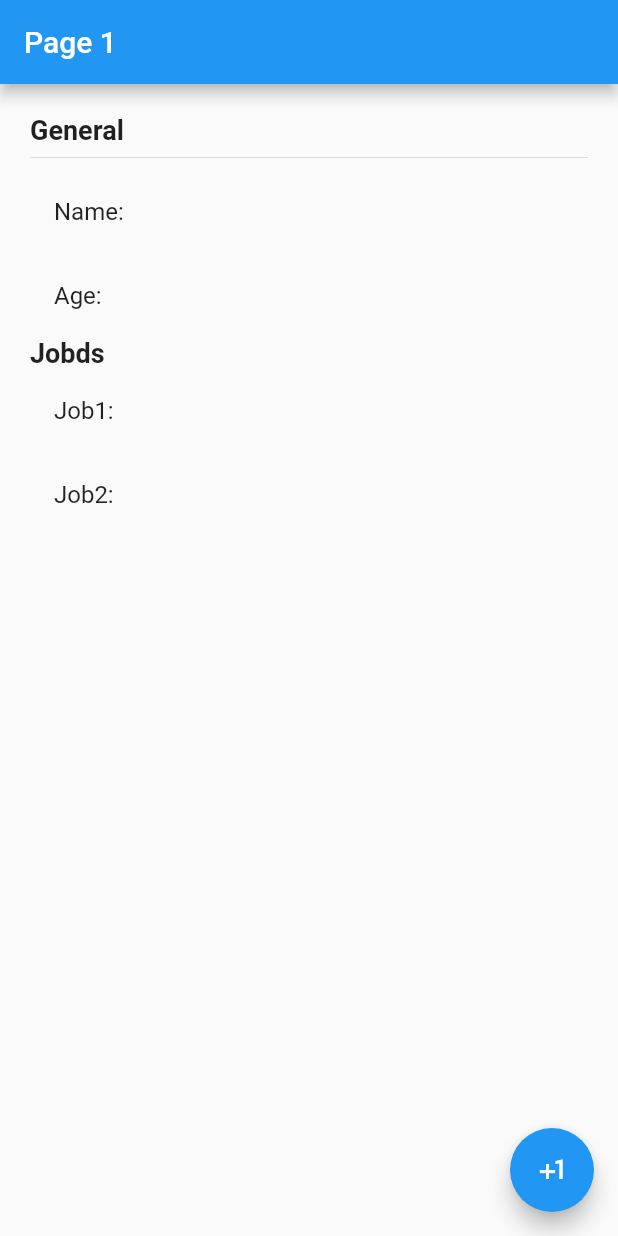
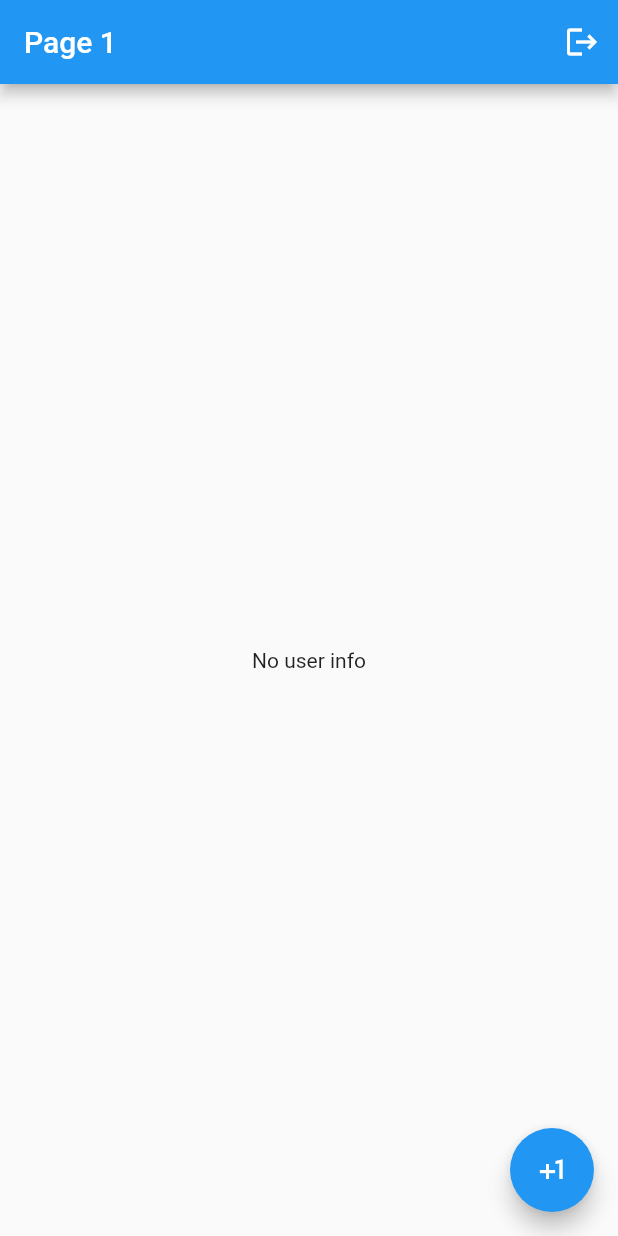
Before and after one commit to mangelsr/states_app, a Flutter app: the screen it shows after launch, on a phone screen of 412 x 824 dp. Run offline on Flutter 3.47's test engine with Material 2 defaults, Android fonts, the phone set to English and light mode, and no system bars; our stand-ins replace flutter_bloc.

Commit message:
Cubit terminado

```diff
--- /dev/null
+++ b/lib/bloc/user/user_cubit.dart
@@ -0,0 +1,36 @@
+import 'package:meta/meta.dart';
+import 'package:flutter_bloc/flutter_bloc.dart';
+
+import 'package:states_app/models/user.dart';
+
+part 'user_state.dart';
+
+class UserCubit extends Cubit<UserState> {
+  UserCubit() : super(UserInitial());
+
+  void setUser(User user) {
+    emit(UserActive(user));
+  }
+
+  void setAge(int age) {
+    final currentState = state;
+    if (currentState is UserActive) {
+      final newUser = currentState.user.copyWith(age: age);
+      emit(UserActive(newUser));
+    }
+  }
+
+  void addJob() {
+    final currentState = state;
+    if (currentState is UserActive) {
+      final newJobs = [...currentState.user.jobs];
+      newJobs.add('Job #${newJobs.length + 1}');
+      final newUser = currentState.user.copyWith(jobs: newJobs);
+      emit(UserActive(newUser));
+    }
+  }
+
+  void deleteUser() {
+    emit(UserInitial());
+  }
+}
--- /dev/null
+++ b/lib/bloc/user/user_state.dart
@@ -0,0 +1,13 @@
+part of 'user_cubit.dart';
+
+@immutable
+abstract class UserState {}
+
+class UserInitial extends UserState {
+  final userExist = false;
+}
+
+class UserActive extends UserState {
+  final User user;
+  UserActive(this.user);
+}
--- a/lib/main.dart
+++ b/lib/main.dart
@@ -1,4 +1,8 @@
 import 'package:flutter/material.dart';
+import 'package:flutter_bloc/flutter_bloc.dart';
+
+import 'package:states_app/bloc/user/user_cubit.dart';
+
 import 'package:states_app/pages/page1.dart';
 import 'package:states_app/pages/page2.dart';
 
@@ -7,13 +11,20 @@ void main() => runApp(MyApp());
 class MyApp extends StatelessWidget {
   @override
   Widget build(BuildContext context) {
-    return MaterialApp(
+    return MultiBlocProvider(
+      providers: [
+        BlocProvider(
+          create: (BuildContext _) => UserCubit(),
+        )
+      ],
+      child: MaterialApp(
           debugShowCheckedModeBanner: false,
           title: 'Material App',
           initialRoute: 'page1',
           routes: {
             'page1': (BuildContext _) => Page1(),
             'page2': (BuildContext _) => Page2(),
-        });
+          }),
+    );
   }
 }
--- a/lib/models/user.dart
+++ b/lib/models/user.dart
@@ -1,7 +1,10 @@
 class User {
-  String name;
-  int age;
-  List<String> jobs;
+  final String name;
+  final int age;
+  final List<String> jobs;
 
   User({this.name, this.age, this.jobs});
+
+  User copyWith({String name, int age, List<String> jobs}) => User(
+      name: name ?? this.name, age: age ?? this.age, jobs: jobs ?? this.jobs);
 }
--- a/lib/pages/page1.dart
+++ b/lib/pages/page1.dart
@@ -1,11 +1,24 @@
 import 'package:flutter/material.dart';
+import 'package:flutter_bloc/flutter_bloc.dart';
+
+import 'package:states_app/bloc/user/user_cubit.dart';
+import 'package:states_app/models/user.dart';
 
 class Page1 extends StatelessWidget {
   @override
   Widget build(BuildContext context) {
+    final userCubit = context.bloc<UserCubit>();
     return Scaffold(
-      appBar: AppBar(title: Text('Page 1')),
-      body: UserInfo(),
+      appBar: AppBar(
+        title: Text('Page 1'),
+        actions: [
+          IconButton(
+            icon: Icon(Icons.logout),
+            onPressed: () => userCubit.deleteUser(),
+          )
+        ],
+      ),
+      body: BodyScaffold(),
       floatingActionButton: FloatingActionButton(
         child: Icon(Icons.plus_one),
         onPressed: () => Navigator.pushNamed(context, 'page2'),
@@ -14,7 +27,42 @@ class Page1 extends StatelessWidget {
   }
 }
 
+class BodyScaffold extends StatelessWidget {
+  @override
+  Widget build(BuildContext context) {
+    return BlocBuilder<UserCubit, UserState>(
+        builder: (BuildContext _, UserState state) {
+      // Metodo de if anidado
+      // if (state is UserInitial) {
+      //   return Center(child: Text('No user info'));
+      // } else if (state is UserActive) {
+      //   return UserInfo(state.user);
+      // } else {
+      //   return Center(
+      //     child: CircularProgressIndicator(),
+      //   );
+      // }
+
+      // Metodo con switch
+      switch (state.runtimeType) {
+        case UserInitial:
+          return Center(child: Text('No user info'));
+
+        case UserActive:
+          return UserInfo((state as UserActive).user); //Casteo seguro necesario
+
+        default:
+          return Center(child: CircularProgressIndicator());
+      }
+    });
+  }
+}
+
 class UserInfo extends StatelessWidget {
+  final User user;
+
+  const UserInfo(this.user);
+
   @override
   Widget build(BuildContext context) {
     return Container(
@@ -30,15 +78,19 @@ class UserInfo extends StatelessWidget {
                 fontWeight: FontWeight.bold,
               )),
           Divider(),
-          ListTile(title: Text('Name: ')),
-          ListTile(title: Text('Age: ')),
-          Text('Jobds',
+          ListTile(title: Text('Name: ${user.name}')),
+          ListTile(title: Text('Age: ${user.age}')),
+          Text('Jobs',
               style: TextStyle(
                 fontSize: 18,
                 fontWeight: FontWeight.bold,
               )),
-          ListTile(title: Text('Job1: ')),
-          ListTile(title: Text('Job2: ')),
+          ListView.builder(
+            shrinkWrap: true,
+            itemCount: user.jobs.length,
+            itemBuilder: (BuildContext _, int index) =>
+                ListTile(title: Text('Job ${index + 1}: ${user.jobs[index]}')),
+          ),
         ],
       ),
     );
--- a/pubspec.yaml
+++ b/pubspec.yaml
@@ -28,6 +28,7 @@ dependencies:
   # The following adds the Cupertino Icons font to your application.
   # Use with the CupertinoIcons class for iOS style icons.
   cupertino_icons: ^1.0.0
+  flutter_bloc: ^6.0.6
 
 dev_dependencies:
   flutter_test:
```
Also changed, not shown: lib/pages/page2.dart (+19 -3 lines), pubspec.lock. Lines whose indentation alone changed are shown as unchanged.
